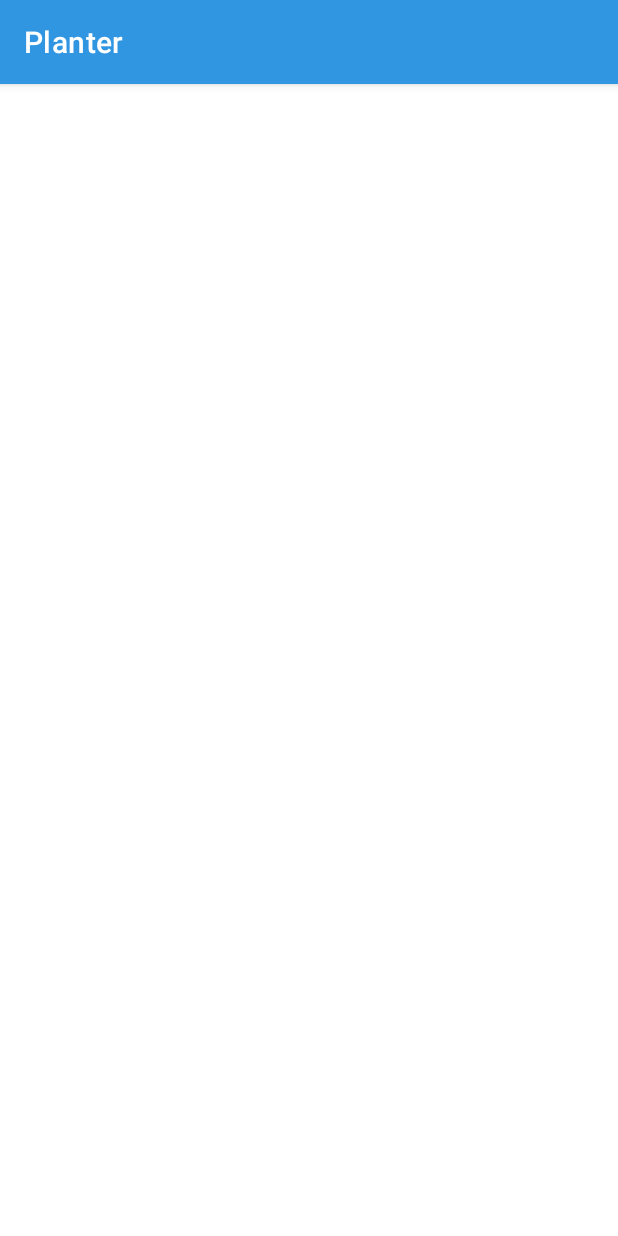
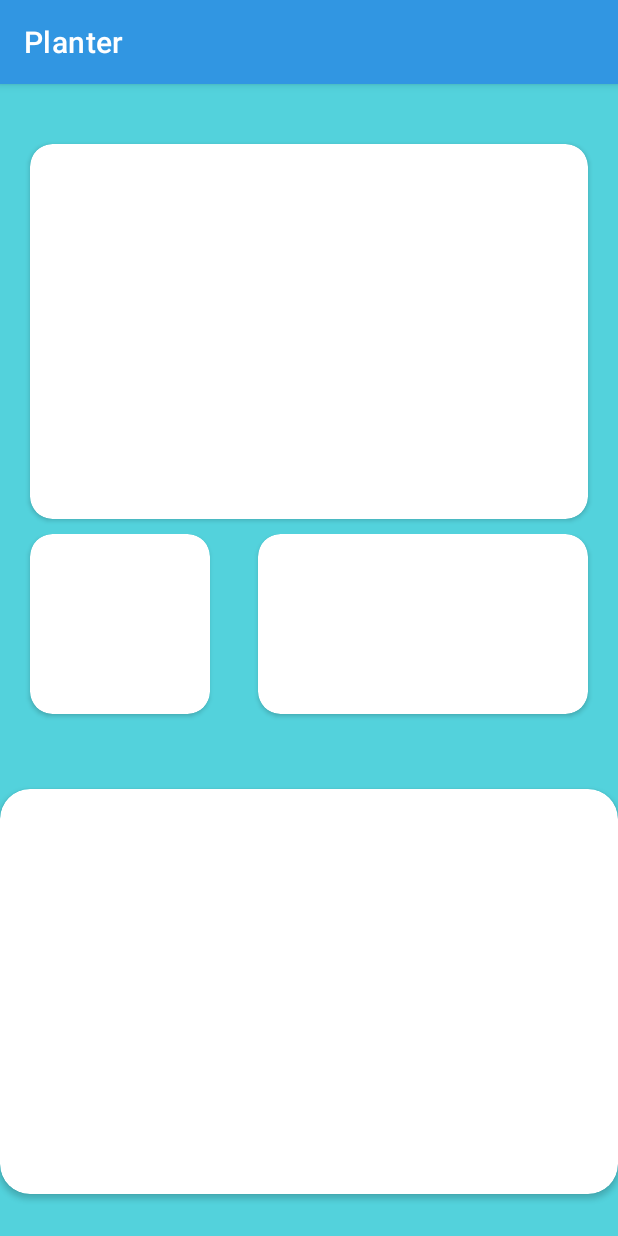
Before and after one commit to dongphusang/Planter, an Android app: the StatBoard screen opened directly, with no data from a screen before it, on a phone screen of 412 x 824 dp. Run offline under Robolectric (Android 15) with nearby library versions, the light colour scheme and no system bars.

Commit message:
Update_004: GUI stat page
- Added statpage GUI: users now able to see details about their planter

```diff
--- a/Planter/app/src/main/res/layout/activity_stat_board.xml
+++ b/Planter/app/src/main/res/layout/activity_stat_board.xml
@@ -4,6 +4,42 @@
     xmlns:tools="http://schemas.android.com/tools"
     android:layout_width="match_parent"
     android:layout_height="match_parent"
+    android:background="@color/pri_variant"
     tools:context=".StatBoard">
 
+    <LinearLayout
+        android:layout_width="match_parent"
+        android:layout_height="match_parent"
+        android:orientation="vertical">
+
+        <!-- Humidity & temperature -->
+        <androidx.cardview.widget.CardView
+            android:layout_marginTop="40dp"
+            style="@style/rectangular_cardview"/>
+
+        <GridLayout
+            android:layout_width="match_parent"
+            android:layout_height="wrap_content"
+            android:columnCount="2">
+
+            <androidx.cardview.widget.CardView
+                android:layout_column="0"
+                style="@style/left_square_cardview"/>
+
+            <androidx.cardview.widget.CardView
+                android:layout_column="1"
+                android:layout_gravity="end"
+                style="@style/right_rec_cardview" />
+        </GridLayout>
+
+        <androidx.cardview.widget.CardView
+            android:layout_marginTop="40dp"
+            android:layout_width="match_parent"
+            android:layout_height="270dp"
+            android:layout_gravity="bottom"
+            app:cardCornerRadius="20dp"/>
+
+
+    </LinearLayout>
+
 </androidx.constraintlayout.widget.ConstraintLayout>
--- a/Planter/app/src/main/res/values/styles.xml
+++ b/Planter/app/src/main/res/values/styles.xml
@@ -1,2 +1,29 @@
 <?xml version="1.0" encoding="utf-8"?>
-<resources></resources>
+<resources>
+    <style name="rectangular_cardview">
+        <item name="android:layout_marginLeft">20dp</item>
+        <item name="android:layout_marginRight">20dp</item>
+        <item name="android:layout_marginBottom">10dp</item>
+        <item name="cardCornerRadius">15dp</item>
+        <item name="android:layout_width">match_parent</item>
+        <item name="android:layout_height">250dp</item>
+    </style>
+
+    <style name="left_square_cardview">
+        <item name="android:layout_marginLeft">20dp</item>
+        <item name="android:layout_marginBottom">10dp</item>
+        <item name="cardCornerRadius">15dp</item>
+        <item name="android:layout_width">120dp</item>
+        <item name="android:layout_height">120dp</item>
+    </style>
+
+    <style name="right_rec_cardview">
+        <item name="android:layout_marginRight">20dp</item>
+        <item name="android:layout_marginBottom">10dp</item>
+        <item name="cardCornerRadius">15dp</item>
+        <item name="android:layout_width">220dp</item>
+        <item name="android:layout_height">120dp</item>
+    </style>
+
+
+</resources>
```
